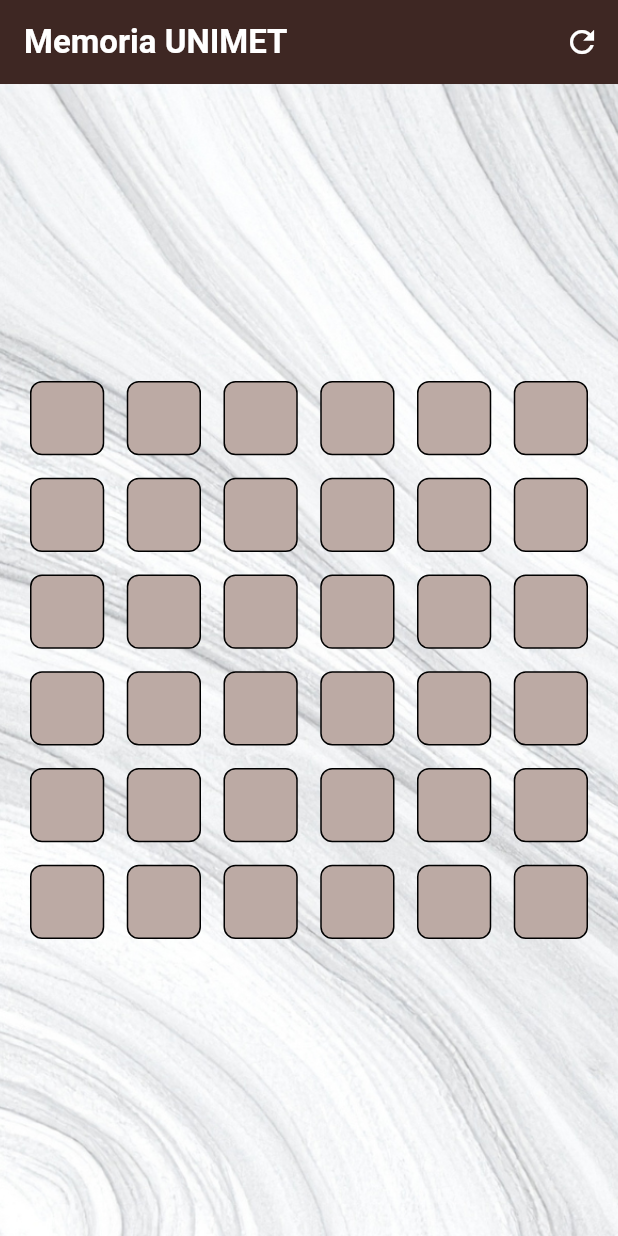
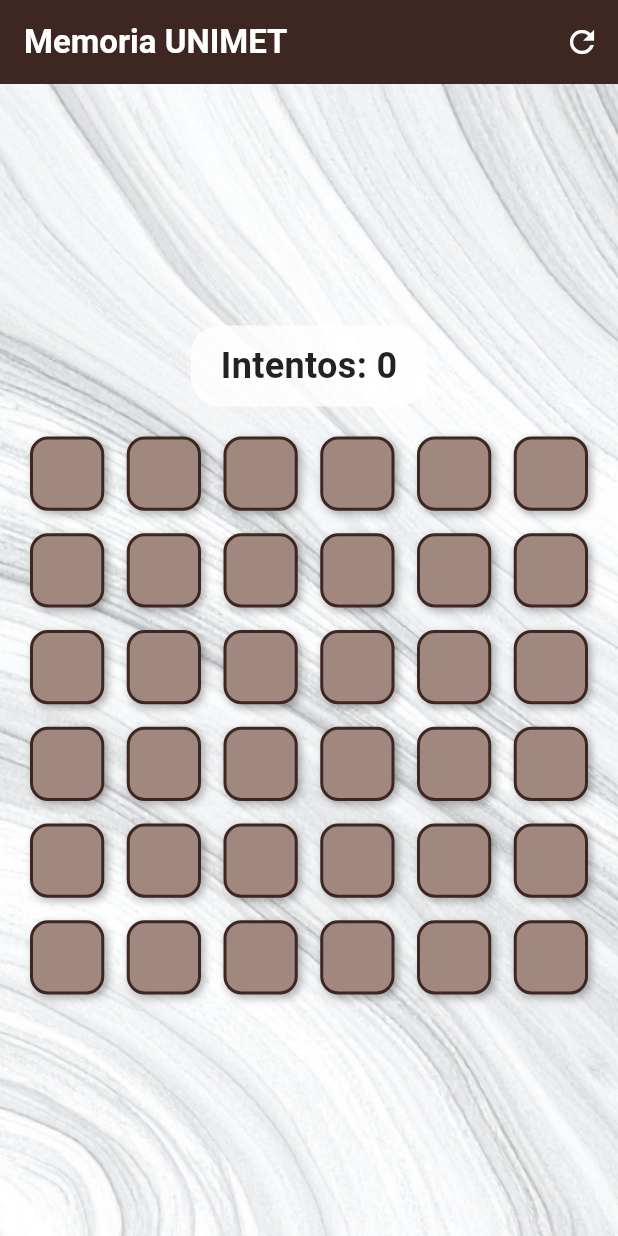
Before and after one commit to Dcarvajal13/Memoria_Unimet, a Flutter app: the screen it shows after launch, on a phone screen of 412 x 824 dp. Run offline on Flutter 3.47's test engine with Material 3 defaults, Android fonts, the phone set to English and light mode, and no system bars.

Commit message:
marcador de intentos, logica visual de las cartas y corrección de errores.

```diff
--- a/lib/screens/juego_memoria.dart
+++ b/lib/screens/juego_memoria.dart
@@ -16,6 +16,7 @@ class _JuegoMemoriaState extends State<JuegoMemoria> {
   // 2. Variables de control
   List<int> cartasVolteadasIndex = [];
   bool bloqueado = false;
+  int intentos = 0;
 
   @override
   void initState() {
@@ -57,6 +58,9 @@ class _JuegoMemoriaState extends State<JuegoMemoria> {
 
     if (cartasVolteadasIndex.length == 2) {
       bloqueado = true;
+        setState(() {
+          intentos += 1;
+        });
       _verificarPareja();
     }
   }
@@ -112,6 +116,7 @@ class _JuegoMemoriaState extends State<JuegoMemoria> {
       _inicializarJuego();
       bloqueado = false;
       cartasVolteadasIndex.clear();
+      intentos = 0;
     });
   }
 
@@ -154,6 +159,30 @@ class _JuegoMemoriaState extends State<JuegoMemoria> {
               constraints: const BoxConstraints(maxWidth: 800),
               child: Padding(
                 padding: const EdgeInsets.all(20.0),
+                child: Column( // <--- NUEVO: Column para poner texto arriba y cartas abajo
+                  mainAxisSize: MainAxisSize.min, // Para que se ajuste al contenido
+                  children: [
+                    // --- MARCADOR DE INTENTOS ---
+                    Container(
+                      padding: const EdgeInsets.symmetric(horizontal: 20, vertical: 10),
+                      decoration: BoxDecoration(
+                        color: Colors.white.withValues(alpha: 0.8), // Fondo semitransparente
+                        borderRadius: BorderRadius.circular(20),
+                      ),
+                      child: Text(
+                        'Intentos: $intentos',
+                        style: const TextStyle(
+                          fontSize: 24,
+                          fontWeight: FontWeight.bold,
+                          color: Colors.black87
+                        ),
+                      ),
+                    ),
+
+                    const SizedBox(height: 20), // Espacio entre texto y cartas
+
+                    // --- GRILLA DE CARTAS ---
+                    Flexible( // Flexible es necesario dentro de Column
                       child: GridView.builder(
                         shrinkWrap: true,
                         gridDelegate: const SliverGridDelegateWithFixedCrossAxisCount(
@@ -170,21 +199,35 @@ class _JuegoMemoriaState extends State<JuegoMemoria> {
                               decoration: BoxDecoration(
                                 color: cartas[index].estaVolteada || cartas[index].encontrada
                                     ? Colors.white
-                              : Colors.brown[200],
-                          borderRadius: BorderRadius.circular(8),
-                          border: Border.all(color: Colors.black),
+                                    : Colors.brown[300], // Un marrón un poco más claro
+                                borderRadius: BorderRadius.circular(12), // Bordes más redondos
+                                border: Border.all(
+                                  color: Colors.brown[900]!,
+                                  width: 2
+                                ),
+                                // NUEVO: Sombra para dar efecto 3D
+                                boxShadow: [
+                                  BoxShadow(
+                                    color: Colors.black.withValues(alpha: 0.3),
+                                    blurRadius: 4,
+                                    offset: const Offset(2, 2),
+                                  ),
+                                ],
                               ),
                               child: Center(
                                 child: Text(
                                   cartas[index].estaVolteada || cartas[index].encontrada
                                       ? cartas[index].contenido
                                       : '',
-                            style: const TextStyle(fontSize: 24),
+                                  style: const TextStyle(fontSize: 34), // Emoji más grande
                                 ),
                               ),
                             ),
                           );
                         },
+                      ),
+                    ),
+                  ],
                 ),
               ),
             ),
```
Also changed, not shown: 1 other file. Lines whose indentation alone changed are shown as unchanged.
